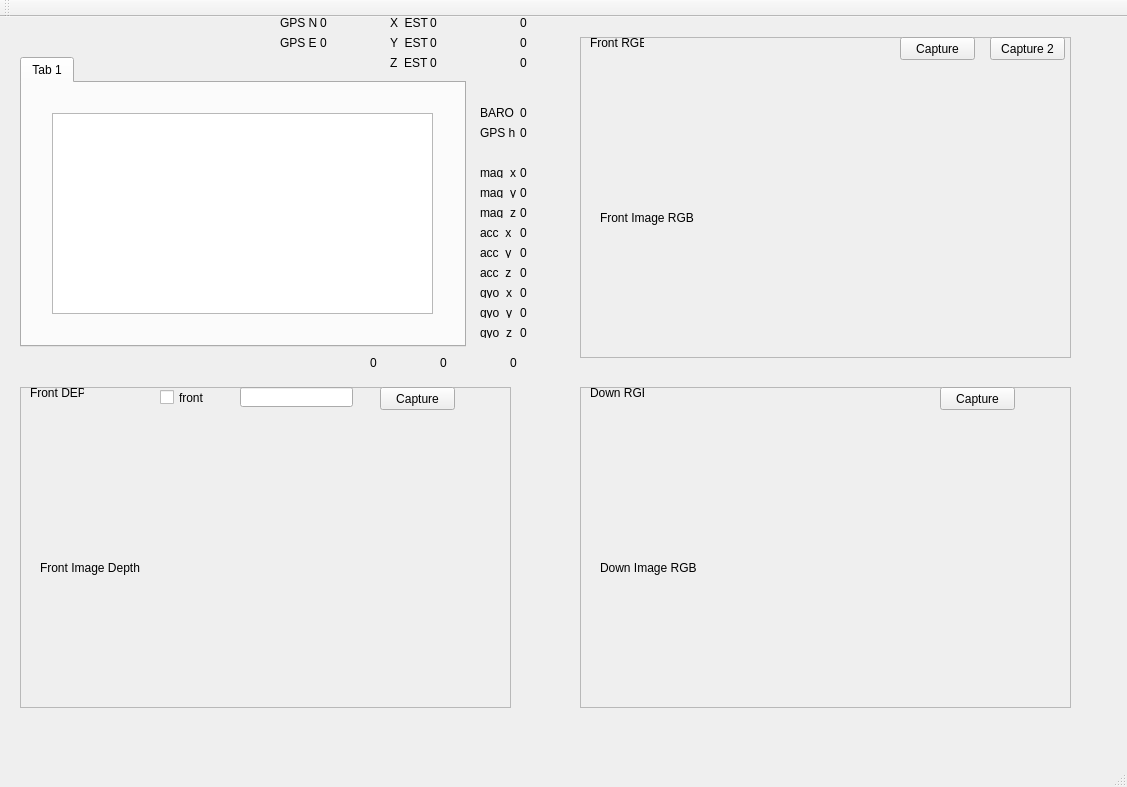
The window that DroneCompetition.ui (KongL1013/2018_summer_com) describes before a commit, drawn with Qt 5.
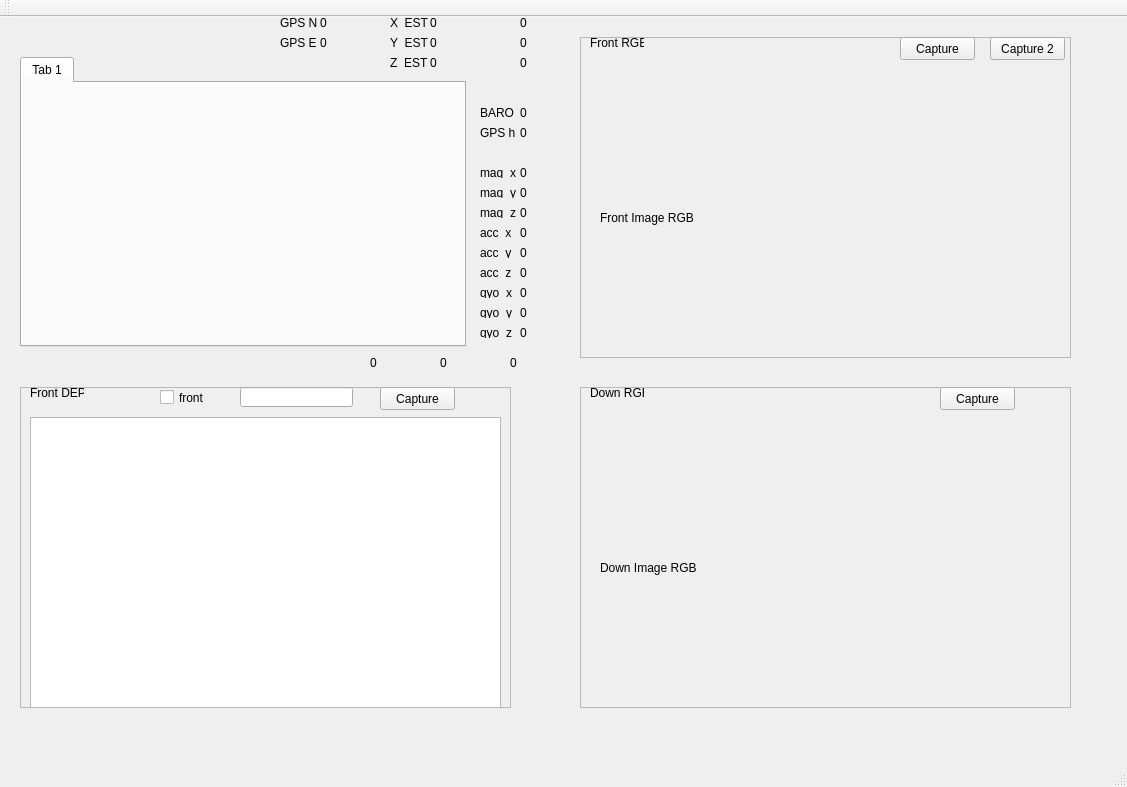
The same window after the commit.

Commit message: 2018 drone competition

```diff
--- a/DroneCompetition.ui
+++ b/DroneCompetition.ui
@@ -30,16 +30,6 @@
      <attribute name="title">
       <string>Tab 1</string>
      </attribute>
-     <widget class="QTextBrowser" name="textBrowser">
-      <property name="geometry">
-       <rect>
-        <x>30</x>
-        <y>30</y>
-        <width>381</width>
-        <height>201</height>
-       </rect>
-      </property>
-     </widget>
     </widget>
    </widget>
    <widget class="QFrame" name="frame">
@@ -187,6 +177,16 @@
       <string>front</string>
      </property>
     </widget>
+    <widget class="QTextBrowser" name="textBrowser">
+     <property name="geometry">
+      <rect>
+       <x>10</x>
+       <y>30</y>
+       <width>471</width>
+       <height>291</height>
+      </rect>
+     </property>
+    </widget>
    </widget>
    <widget class="QFrame" name="frame_3">
     <property name="geometry">
```
The commit also changes 48 other files.
